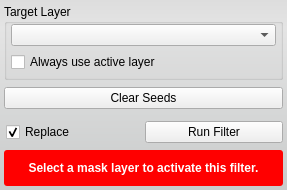
Above: src/Interface/ToolInterface/FillHolesFilterInterface.ui from jessdtate/Seg3D before the change. Below: the same form after it.
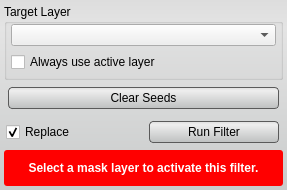
That is the form after the change. Custom widgets are drawn as their Qt base class.

Commit message: added styles to the ui buttons still some tweaking that needs done.  check out the Discrete Gaussian Blur tool and let me know if the lighter background looks better.

Patch:
```diff
--- a/src/Interface/ToolInterface/FillHolesFilterInterface.ui
+++ b/src/Interface/ToolInterface/FillHolesFilterInterface.ui
@@ -29,6 +29,27 @@
    <string notr="true">QWidget#FillHolesFilterInterface{
 	border-radius: 3px;
 	background-color: qlineargradient(spread:pad, x1:0.5, y1:0, x2:0.5, y2:0.960227, stop:0 rgba(221, 221, 221, 255), stop:0.155779 rgba(228, 228, 228, 255), stop:1 rgba(202, 204, 204, 255));      
+}
+
+QPushButton{
+	background-color: qlineargradient(spread:pad, x1:0.5, y1:0, x2:0.5, y2:0.960227, stop:0 rgba(221, 221, 221, 255), stop:0.155779 rgba(238, 238, 238, 255), stop:1 rgba(192, 194, 194, 255));
+	border-radius: 4px;
+	border: 1px solid rgb(90, 90, 90);
+	margin:4px;
+}
+
+QPushButton:hover{
+	background-color: qlineargradient(spread:pad, x1:0.5, y1:0, x2:0.5, y2:1, stop:0 rgba(195, 195, 195, 255), stop:0.253769 rgba(206, 206, 206, 255), stop:1 rgba(185, 185, 185, 255));
+	border-radius: 4px;
+	border: 1px solid rgb(90, 90, 90);
+	margin:4px;
+}
+
+QPushButton:pressed{
+	background-color: qlineargradient(spread:pad, x1:0.5, y1:0, x2:0.5, y2:1, stop:0 rgba(150, 150, 150, 255), stop:0.753769 rgba(206, 206, 206, 255), stop:1 rgba(185, 185, 185, 255));
+	border-radius: 4px;
+	border: 1px solid rgb(90, 90, 90);
+	margin:4px;
 }</string>
   </property>
   <layout class="QVBoxLayout" name="verticalLayout">
@@ -126,6 +147,12 @@
       </property>
       <item>
        <widget class="QPushButton" name="clearSeedsButton">
+        <property name="minimumSize">
+         <size>
+          <width>0</width>
+          <height>30</height>
+         </size>
+        </property>
         <property name="text">
          <string>Clear Seeds</string>
         </property>
@@ -176,6 +203,12 @@
       </item>
       <item>
        <widget class="QPushButton" name="runFilterButton">
+        <property name="minimumSize">
+         <size>
+          <width>0</width>
+          <height>30</height>
+         </size>
+        </property>
         <property name="text">
          <string>Run Filter</string>
         </property>
```
The commit also changes 57 other files.
